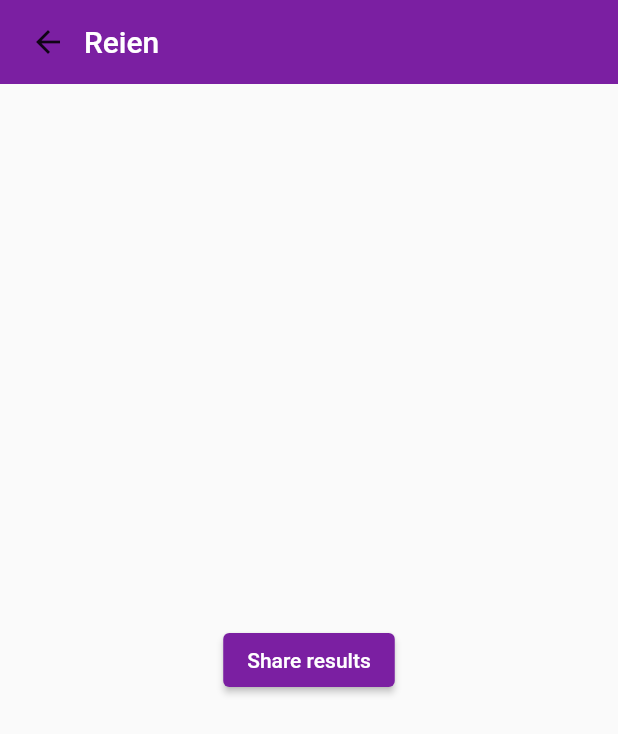
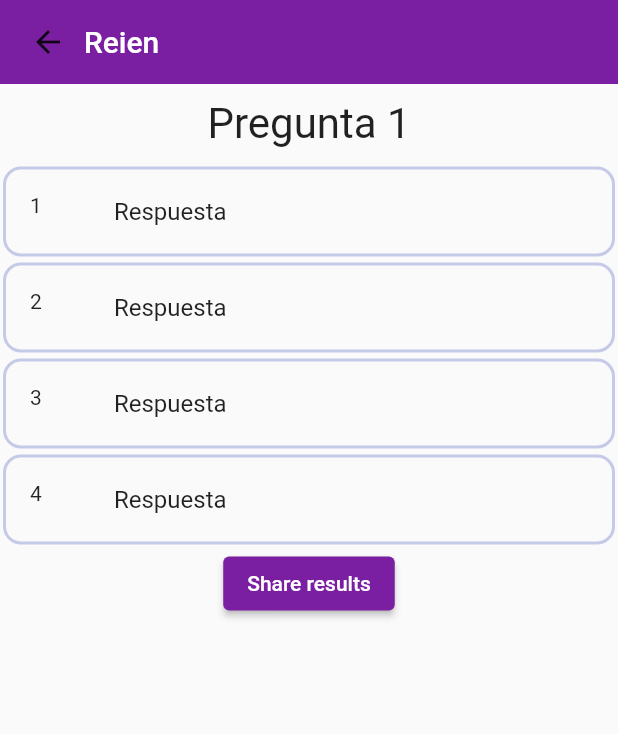
Before and after one commit to Osenian/reien, a Flutter app: the QuizTenses widget shown alone on an empty page, opened directly, on a phone screen of 412 x 824 dp. Shown: the top 734 px of the screen. Run offline on Flutter 3.47's test engine with Material 2 defaults, Android fonts, the phone set to English and light mode, and no system bars; our stand-ins replace share_plus.

Commit message:
Edita style de quiz_nouns y quiz_tenses screens

```diff
--- a/lib/screens/quiz_tenses.dart
+++ b/lib/screens/quiz_tenses.dart
@@ -17,10 +17,47 @@ class QuizTenses extends StatelessWidget {
                 style: Theme.of(context).primaryTextTheme.titleLarge,
               ),
             ),
-            Expanded(
+            ConstrainedBox(
+              constraints: const BoxConstraints(maxHeight: 450),
               child: Column(
-                mainAxisAlignment: MainAxisAlignment.center,
-                children: <Widget>[
+                mainAxisAlignment: MainAxisAlignment.spaceAround,
+                mainAxisSize: MainAxisSize.min,
+                children: [
+                  Container(
+                    width: double.infinity,
+                    margin: const EdgeInsets.all(10),
+                    child: const Text(
+                      'Pregunta 1',
+                      style: TextStyle(fontSize: 28),
+                      textAlign: TextAlign.center,
+                    ),
+                  ),
+                  Flexible(
+                    child: ListView.builder(
+                      shrinkWrap: true,
+                      itemCount: 4,
+                      itemBuilder: (_, index) {
+                        return Container(
+                          margin: const EdgeInsets.all(2.0),
+                          decoration: BoxDecoration(
+                            border: Border.all(
+                                color: Colors.indigo.shade100, width: 2),
+                            borderRadius: BorderRadius.circular(12),
+                          ),
+                          child: ListTile(
+                            shape: const RoundedRectangleBorder(
+                              borderRadius: BorderRadius.all(
+                                Radius.circular(12),
+                              ),
+                            ),
+                            leading: Text('${index + 1}'),
+                            title: const Text('Respuesta'),
+                            onTap: () {},
+                          ),
+                        );
+                      },
+                    ),
+                  ),
                   ElevatedButton(
                     style: ElevatedButton.styleFrom(
                       backgroundColor: Colors.purple[700],
```
Also changed, not shown: lib/screens/quiz_nouns.dart (+12 -13 lines).
